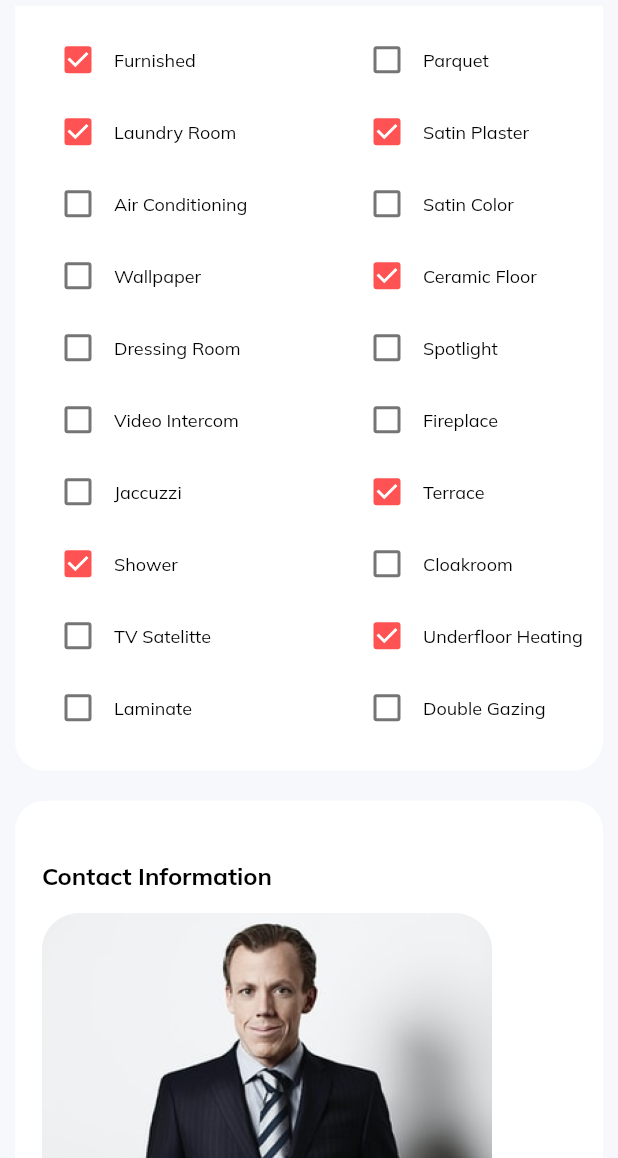
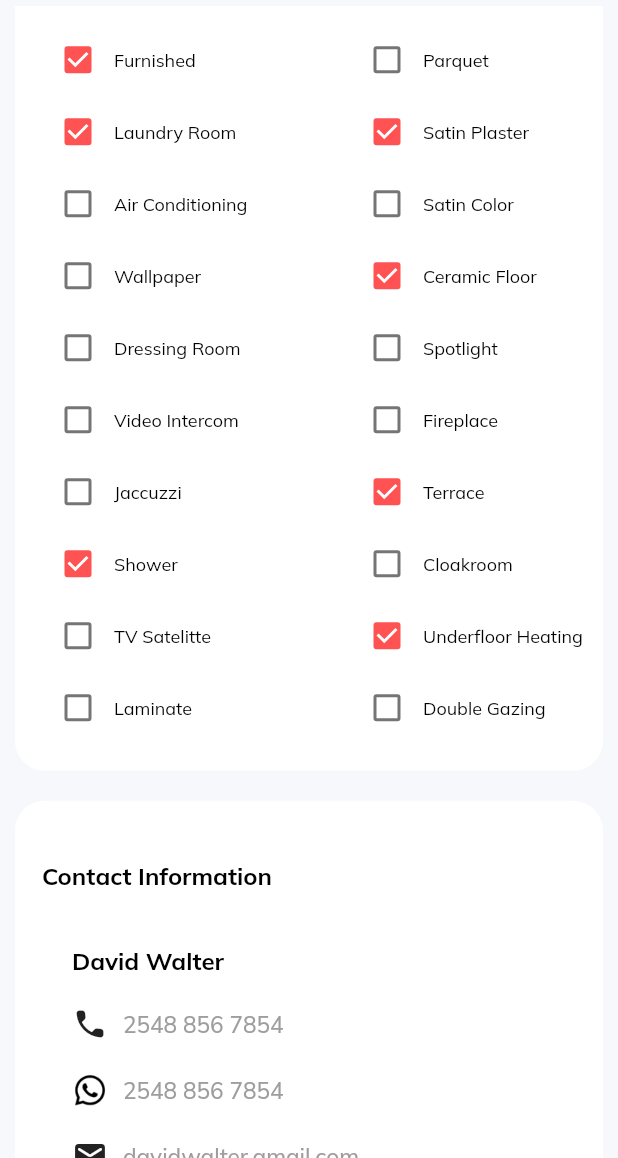
Before and after one commit to utkudenis/Exchangers-prototype-FlutterResponsiveWeb-, a Flutter app: the AdDetailPage screen opened by its route, scrolled down 1152 dp, on a phone screen of 412 x 824 dp, the part 78-1236 px from its top. Run offline on Flutter 3.47's test engine with Material 2 defaults, Android fonts, the phone set to English and light mode, and no system bars; our stand-ins replace dotted_border, get, google_fonts; missing offline and left inert: assorted_layout_widgets.

Commit message:
Update contact_info_mobile.dart

```diff
--- a/lib/pages/ads/main_widgets/contact_info_mobile.dart
+++ b/lib/pages/ads/main_widgets/contact_info_mobile.dart
@@ -26,10 +26,10 @@ class ContactInfoMobile extends StatelessWidget {
           SizedBox(height: 20),
           PriceText(text: "Contact Information"),
           SizedBox(height: 15),
-          Image.asset(
-            'assets/images/personPhoto.png',
-            width: 300,
-          ),
+          // Image.asset(
+          //   'assets/images/personPhoto.png',
+          //   width: 300,
+          // ),
           Container(
             margin: EdgeInsets.only(top: 20),
             padding: EdgeInsets.only(left: 20),
```
